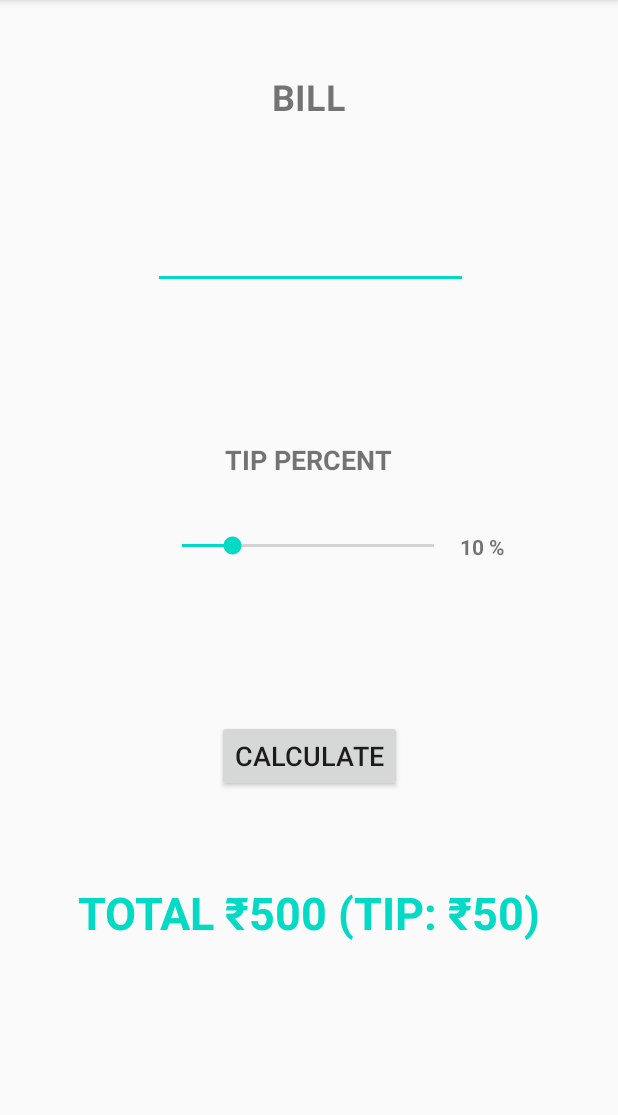
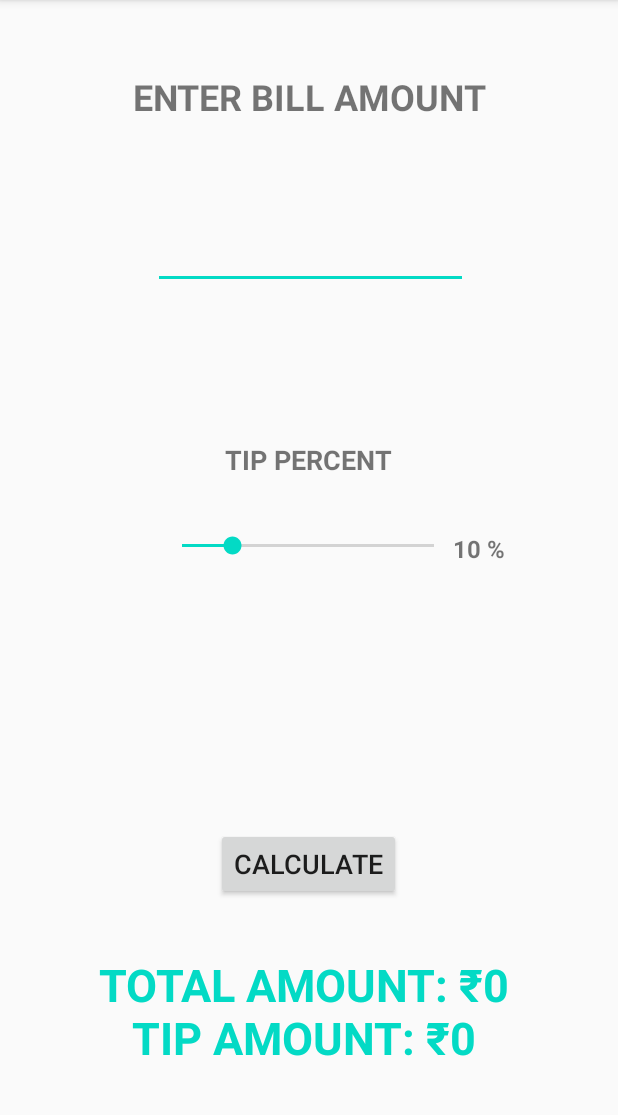
Before and after one commit to Soumyo78/Android-Practice-Projects, an Android app: the screen it shows after launch (MainActivity), on a phone screen of 412 x 824 dp, the part 84-1199 px from its top. Run offline under Robolectric (Android 15) with nearby library versions, the phone set to English and light mode, and no system bars.

Commit message:
All basic functionality added

```diff
--- a/app/src/main/java/com/soumyoroy/tipcalculator/MainActivity.kt
+++ b/app/src/main/java/com/soumyoroy/tipcalculator/MainActivity.kt
@@ -2,6 +2,8 @@ package com.soumyoroy.tipcalculator
 
 import androidx.appcompat.app.AppCompatActivity
 import android.os.Bundle
+import android.widget.SeekBar
+import kotlinx.android.synthetic.main.activity_main.*
 
 class MainActivity : AppCompatActivity() {
 
@@ -9,7 +11,38 @@ class MainActivity : AppCompatActivity() {
         super.onCreate(savedInstanceState)
         setContentView(R.layout.activity_main)
 
+        // Creating seekbar functionality
+        seekBarTipPercent.setOnSeekBarChangeListener(object : SeekBar.OnSeekBarChangeListener{
+            override fun onProgressChanged(seekBar: SeekBar?, progress: Int, fromUser: Boolean) {
+                seekbarPercentText.text = progress.toString()+" %"
+            }
 
+            override fun onStartTrackingTouch(seekBar: SeekBar?) {
+            }
+
+            override fun onStopTrackingTouch(seekBar: SeekBar?) {
+            }
+
+        })
+
+
+        // Creating a Button click function
+        calculateBtn.setOnClickListener {
+            // Getting Bill Amount
+            var billAmount = editTextBillAmount.text.toString().toInt()
+
+            // Getting tip percent
+            var tipPercent = seekBarTipPercent.progress
+
+            // Calculating tip amount
+            var tipAmount = (billAmount * tipPercent) / 100
+
+            // Calculating total payment
+            var totalPayment = billAmount + tipAmount
+
+            // Display the result
+            totalPaymentText.text = "Total Amount: ₹"+totalPayment+"\nTip Amount: ₹"+tipAmount
+        }
 
     }
 }
--- a/app/src/main/res/layout/activity_main.xml
+++ b/app/src/main/res/layout/activity_main.xml
@@ -45,13 +45,13 @@
         android:layout_height="wrap_content"
         android:layout_marginStart="144dp"
         android:layout_marginEnd="144dp"
-        android:layout_marginBottom="60dp"
+        android:layout_marginBottom="36dp"
         android:text="@string/calculate"
         android:textAllCaps="true"
         android:textSize="18sp"
         app:layout_constraintBottom_toTopOf="@+id/totalPaymentText"
         app:layout_constraintEnd_toEndOf="parent"
-        app:layout_constraintHorizontal_bias="1.0"
+        app:layout_constraintHorizontal_bias="0.0"
         app:layout_constraintStart_toStartOf="parent" />
 
     <TextView
@@ -86,6 +86,7 @@
         android:layout_height="wrap_content"
         android:layout_marginEnd="75dp"
         android:text="@string/_10"
+        android:textSize="16sp"
         android:textStyle="bold"
         app:layout_constraintBottom_toBottomOf="@+id/seekBarTipPercent"
         app:layout_constraintEnd_toEndOf="parent"
@@ -100,7 +101,8 @@
         android:layout_height="wrap_content"
         android:layout_marginStart="46dp"
         android:layout_marginEnd="46dp"
-        android:layout_marginBottom="139dp"
+        android:layout_marginBottom="56dp"
+        android:gravity="center"
         android:text="@string/total_500_tip_50"
         android:textAllCaps="true"
         android:textColor="@color/colorAccent"
@@ -108,6 +110,7 @@
         android:textStyle="bold"
         app:layout_constraintBottom_toBottomOf="parent"
         app:layout_constraintEnd_toEndOf="parent"
+        app:layout_constraintHorizontal_bias="0.428"
         app:layout_constraintStart_toStartOf="parent" />
 
 </androidx.constraintlayout.widget.ConstraintLayout>
--- a/app/src/main/res/values/strings.xml
+++ b/app/src/main/res/values/strings.xml
@@ -1,7 +1,7 @@
 <resources>
     <string name="app_name">Tip Calculator</string>
-    <string name="bill">Bill</string>
-    <string name="total_500_tip_50">Total ₹500 (TIP: ₹50)</string>
+    <string name="bill">Enter Bill Amount</string>
+    <string name="total_500_tip_50">Total Amount: ₹0\nTip Amount: ₹0</string>
     <string name="calculate">Calculate</string>
     <string name="_10">10 %</string>
     <string name="tip_percent">Tip Percent</string>
```
